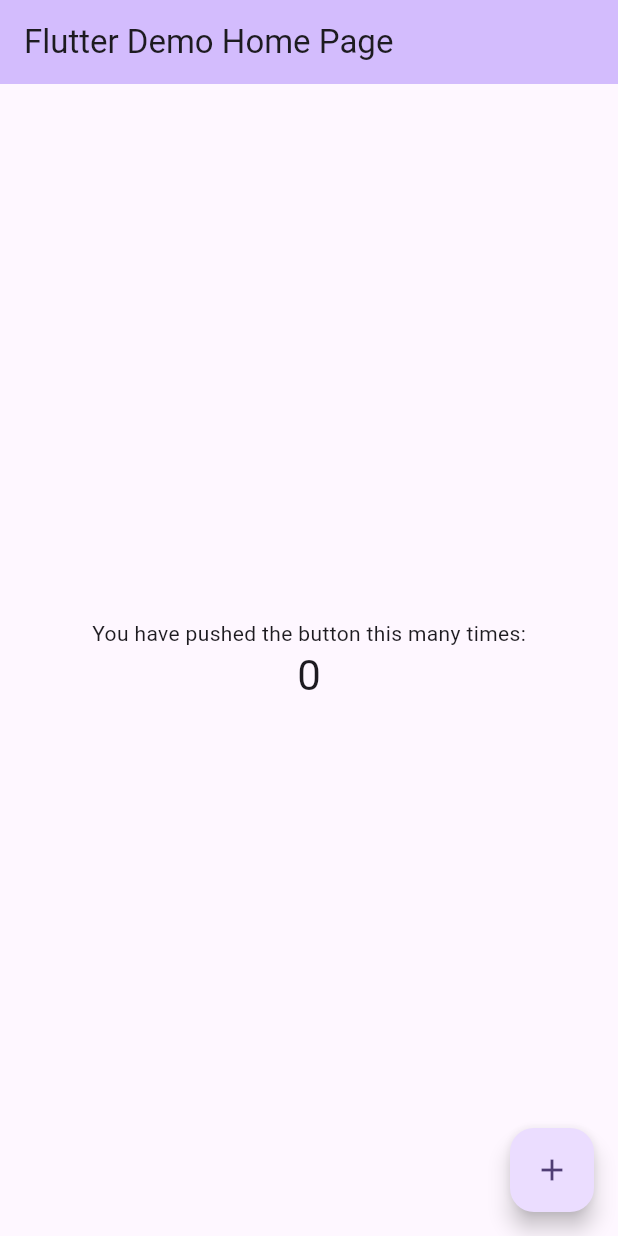
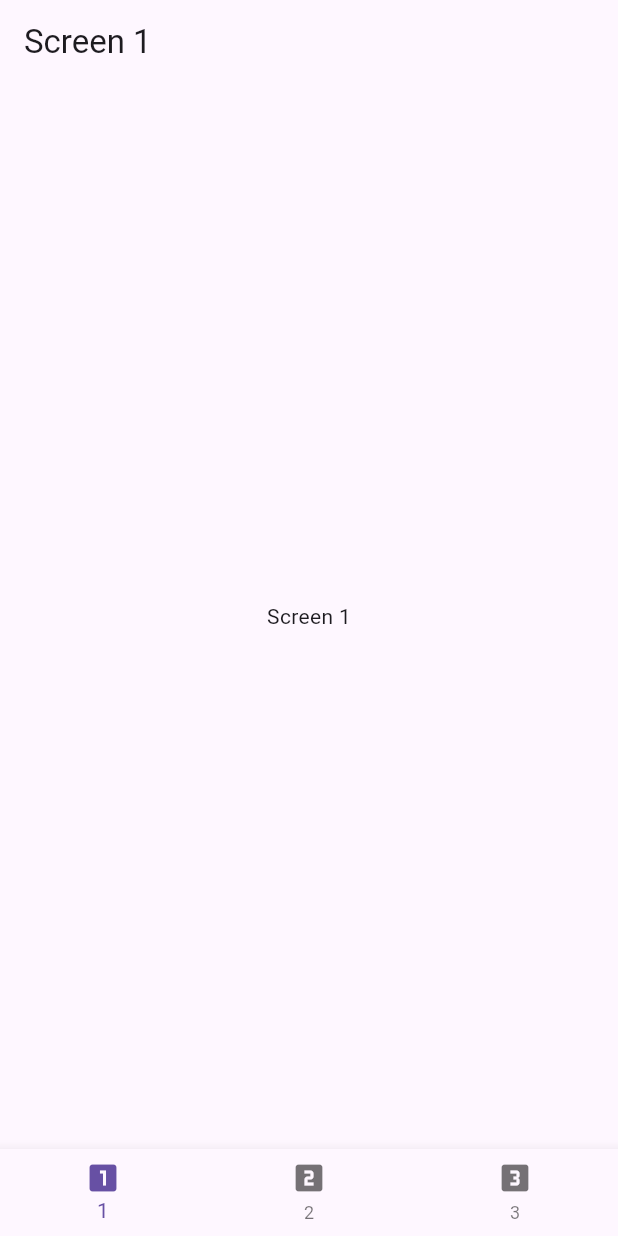
Before and after one commit to JabduT/BetRent, a Flutter app: the screen it shows after launch, on a phone screen of 412 x 824 dp. Run offline on Flutter 3.47's test engine with Material 3 defaults, Android fonts, the light colour scheme and no system bars.

Commit message:
inital screen try

```diff
--- a/owner_app/lib/main.dart
+++ b/owner_app/lib/main.dart
@@ -1,71 +1,33 @@
 import 'package:flutter/material.dart';
+import 'package:owner_app/widgets/my_bottom_navigation_bar.dart';
+import 'package:owner_app/screens/screen1.dart';
+import 'package:owner_app/screens/screen2.dart';
+import 'package:owner_app/screens/screen3.dart';
+import 'package:owner_app/screens/screen4.dart';
 
 void main() {
-  runApp(const MyApp());
+  runApp(MyApp());
 }
 
 class MyApp extends StatelessWidget {
-  const MyApp({super.key});
+const MyApp({super.key});
+
   // This widget is the root of your application.
   @override
   Widget build(BuildContext context) {
     return MaterialApp(
       title: 'Flutter Demo',
       theme: ThemeData(
-        colorScheme: ColorScheme.fromSeed(seedColor: Colors.deepPurple),
-        useMaterial3: true,
+        primarySwatch: Colors.blue,
       ),
-      home: const MyHomePage(title: 'Flutter Demo Home Page'),
+      initialRoute: '/',
+      routes: {
+        '/': (context) => MyBottomNavigationBar(),
+        '/screen1': (context) => Screen1(),
+        '/screen2': (context) => Screen2(),
+        '/screen3': (context) => Screen3(),
+        '/screen4': (context) => Screen4(),
+      },
     );
   }
 }
-
-class MyHomePage extends StatefulWidget {
-  const MyHomePage({super.key, required this.title});
-
-  final String title;
-
-  @override
-  State<MyHomePage> createState() => _MyHomePageState();
-}
-
-class _MyHomePageState extends State<MyHomePage> {
-  int _counter = 0;
-
-  void _incrementCounter() {
-    setState(() {
-      _counter++;
-    });
-  }
-
-  @override
-  Widget build(BuildContext context) {
-
-    return Scaffold(
-      appBar: AppBar(
-        backgroundColor: Theme.of(context).colorScheme.inversePrimary,
-        title: Text(widget.title),
-      ),
-      body: Center(
-
-        child: Column(
-          mainAxisAlignment: MainAxisAlignment.center,
-          children: <Widget>[
-            const Text(
-              'You have pushed the button this many times:',
-            ),
-            Text(
-              '$_counter',
-              style: Theme.of(context).textTheme.headlineMedium,
-            ),
-          ],
-        ),
-      ),
-      floatingActionButton: FloatingActionButton(
-        onPressed: _incrementCounter,
-        tooltip: 'Increment',
-        child: const Icon(Icons.add),
-      ), // This trailing comma makes auto-formatting nicer for build methods.
-    );
-  }
-}
--- /dev/null
+++ b/owner_app/lib/screens/screen1.dart
@@ -0,0 +1,10 @@
+import 'package:flutter/material.dart';
+
+class Screen1 extends StatelessWidget {
+  @override
+  Widget build(BuildContext context) {
+    return Center(
+      child: Text('Screen 1'),
+    );
+  }
+}
--- /dev/null
+++ b/owner_app/lib/widgets/my_bottom_navigation_bar.dart
@@ -0,0 +1,53 @@
+import 'package:flutter/material.dart';
+import 'package:owner_app/screens/screen1.dart';
+import 'package:owner_app/screens/screen2.dart';
+import 'package:owner_app/screens/screen3.dart';
+
+class MyBottomNavigationBar extends StatefulWidget {
+  @override
+  _MyBottomNavigationBarState createState() => _MyBottomNavigationBarState();
+}
+
+class _MyBottomNavigationBarState extends State<MyBottomNavigationBar> {
+  int _selectedIndex = 0;
+
+  final List<Widget> _screens = [
+    Screen1(),
+    Screen2(),
+    Screen3(),
+  ];
+
+  void _onItemTapped(int index) {
+    setState(() {
+      _selectedIndex = index;
+    });
+  }
+
+  @override
+  Widget build(BuildContext context) {
+    return Scaffold(
+      appBar: AppBar(
+        title: Text('Screen ${_selectedIndex + 1}'),
+      ),
+      body: _screens[_selectedIndex],
+      bottomNavigationBar: BottomNavigationBar(
+        items: <BottomNavigationBarItem>[
+          BottomNavigationBarItem(
+            icon: Icon(Icons.looks_one),
+            label: '1',
+          ),
+          BottomNavigationBarItem(
+            icon: Icon(Icons.looks_two),
+            label: '2',
+          ),
+          BottomNavigationBarItem(
+            icon: Icon(Icons.looks_3),
+            label: '3',
+          ),
+        ],
+        currentIndex: _selectedIndex,
+        onTap: _onItemTapped,
+      ),
+    );
+  }
+}
```
Also changed, not shown: owner_app/lib/screens/screen2.dart (added, +16 -0 lines), owner_app/lib/screens/screen3.dart (added, +10 -0 lines), owner_app/lib/screens/screen4.dart (added, +21 -0 lines).
